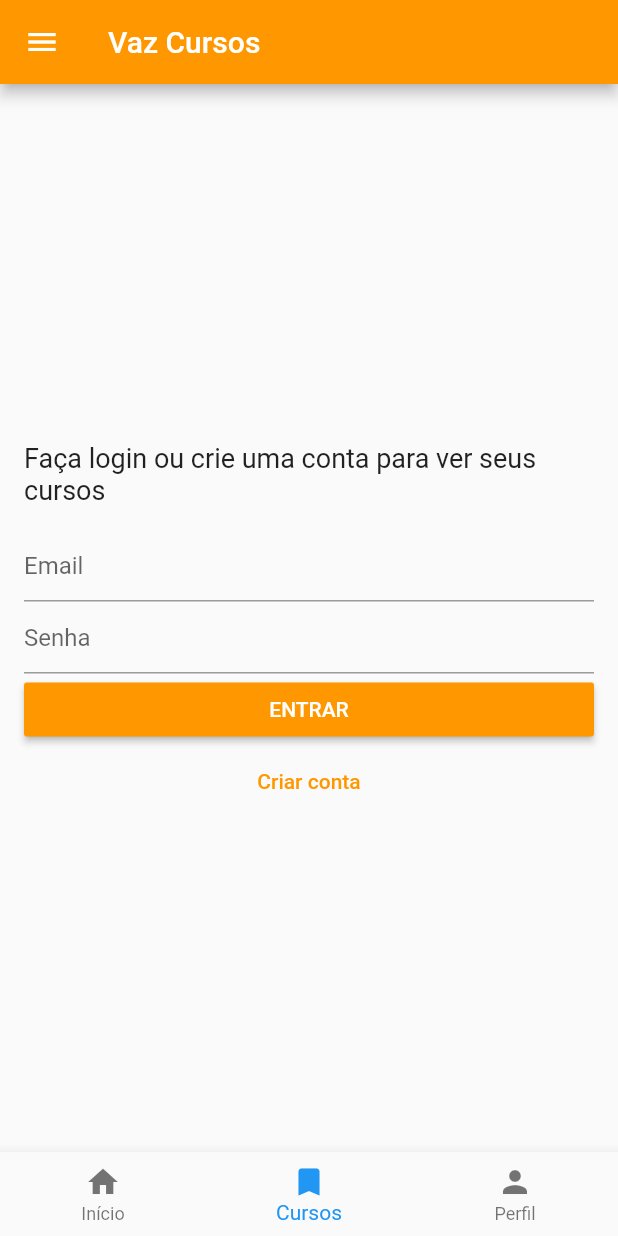
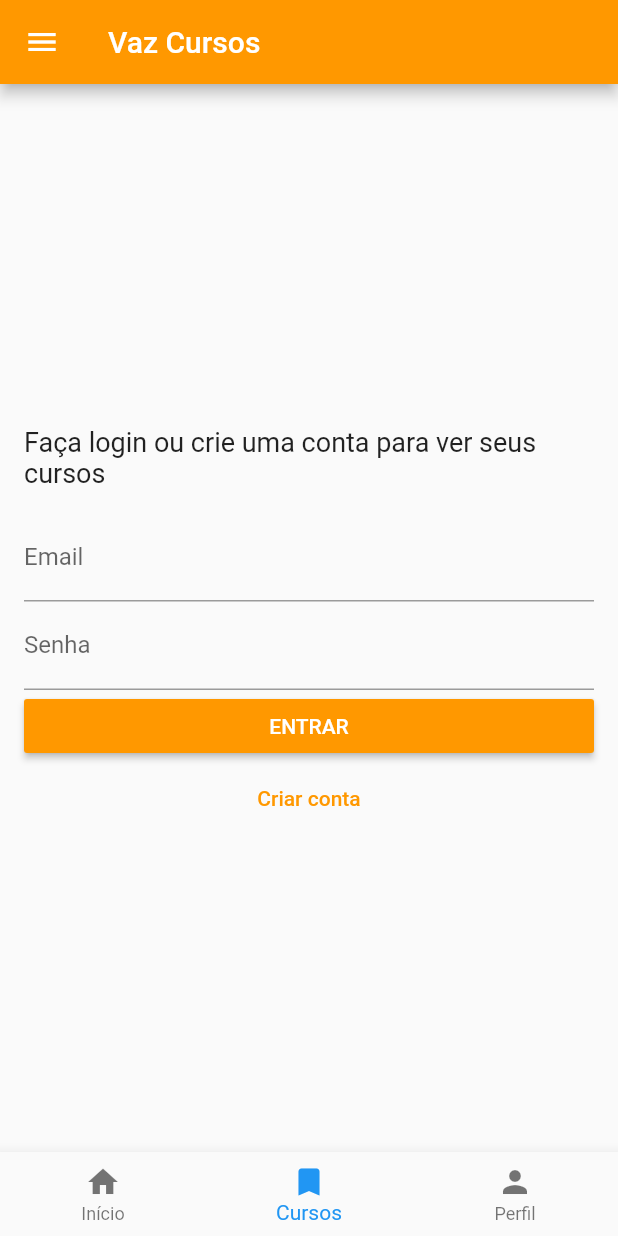
Before and after one commit to vazgabriel/vaz-cursos, a Flutter app: the screen it shows after launch, item 2 of the bottom bar chosen, on a phone screen of 412 x 824 dp. Run offline on Flutter 3.47's test engine with Material 2 defaults, Android fonts, the phone set to English and light mode, and no system bars; our stand-ins replace cached_network_image, dio, flutter_mobx, mobx, shared_preferences, youtube_player_flutter; generated files the repository leaves out were written again; network calls fail.

```diff
--- a/lib/components/auth.dart
+++ b/lib/components/auth.dart
@@ -3,6 +3,7 @@ import 'package:dio/dio.dart';
 import 'package:provider/provider.dart';
 
 import 'package:vaz_cursos/api.dart';
+import 'package:vaz_cursos/components/loading_button.dart';
 import 'package:vaz_cursos/models/auth_user.dart';
 import 'package:vaz_cursos/models/user.dart';
 import 'package:vaz_cursos/store/user.dart';
@@ -69,7 +70,7 @@ class _AuthComponentState extends State<AuthComponent> {
 
         _stopLoading();
 
-        userStore.setUser(AuthUser(token: token, user: user));
+        userStore.setAuthUser(AuthUser(token: token, user: user));
         _formKey.currentState.reset();
 
         widget.onLoginSuccess?.call();
@@ -110,23 +111,6 @@ class _AuthComponentState extends State<AuthComponent> {
       ),
     );
 
-    final loginButton = _isLoading
-        ? Center(
-            child: Padding(
-              padding: const EdgeInsets.symmetric(vertical: 8.0),
-              child: CircularProgressIndicator(),
-            ),
-          )
-        : SizedBox(
-            width: double.maxFinite,
-            child: RaisedButton(
-              color: Theme.of(context).primaryColor,
-              textColor: Colors.white,
-              onPressed: _isLoading ? null : () => _onPressed(userStore),
-              child: Text(_isLogin ? 'ENTRAR' : 'REGISTRAR'),
-            ),
-          );
-
     final formItems = [
       Padding(
         padding: const EdgeInsets.symmetric(vertical: 16.0),
@@ -139,7 +123,7 @@ class _AuthComponentState extends State<AuthComponent> {
             _name = value;
           }),
           decoration: const InputDecoration(
-            hintText: 'Nome',
+            labelText: 'Nome',
           ),
           validator: (value) {
             if (value.isEmpty) {
@@ -155,7 +139,7 @@ class _AuthComponentState extends State<AuthComponent> {
           _email = value;
         }),
         decoration: const InputDecoration(
-          hintText: 'Email',
+          labelText: 'Email',
         ),
         validator: (value) {
           if (!validateEmail(value)) {
@@ -171,7 +155,7 @@ class _AuthComponentState extends State<AuthComponent> {
           _password = value;
         }),
         decoration: const InputDecoration(
-          hintText: 'Senha',
+          labelText: 'Senha',
         ),
         validator: (value) {
           if (value.isEmpty || value.length < 6) {
@@ -185,10 +169,17 @@ class _AuthComponentState extends State<AuthComponent> {
           padding: const EdgeInsets.symmetric(vertical: 8.0),
           child: Text(
             _errorMessage,
-            style: TextStyle(color: Colors.red, fontSize: 14),
+            style: const TextStyle(color: Colors.red, fontSize: 14),
           ),
         ),
-      loginButton,
+      LoadingButton(
+        color: Theme.of(context).primaryColor,
+        textColor: Colors.white,
+        onPressed: () => _onPressed(userStore),
+        child: Text(_isLogin ? 'ENTRAR' : 'REGISTRAR'),
+        loading: _isLoading,
+        variant: ButtonVariant.Full,
+      ),
       FlatButton(
         textColor: Theme.of(context).primaryColor,
         onPressed: _isLoading
@@ -218,21 +209,16 @@ class _AuthComponentState extends State<AuthComponent> {
       );
     }
 
-    final form = widget.dialogCtx != null
-        ? ListView(
-            children: formItems,
-            shrinkWrap: true,
-          )
-        : Column(
-            mainAxisAlignment: MainAxisAlignment.center,
-            children: formItems,
-          );
+    final form = ListView(
+      children: formItems,
+      shrinkWrap: true,
+    );
 
     return Padding(
       padding: const EdgeInsets.all(16.0),
       child: Form(
         key: _formKey,
-        child: form,
+        child: widget.dialogCtx == null ? Center(child: form) : form,
       ),
     );
   }
--- /dev/null
+++ b/lib/components/loading_button.dart
@@ -0,0 +1,58 @@
+import 'package:flutter/material.dart';
+
+enum ButtonVariant {
+  Default,
+  Full,
+}
+
+class LoadingButton extends StatelessWidget {
+  const LoadingButton({
+    Key key,
+    this.color,
+    this.textColor,
+    this.loading = false,
+    this.raised = true,
+    @required this.child,
+    @required this.onPressed,
+    this.variant = ButtonVariant.Default,
+  }) : super(key: key);
+
+  final Color color;
+  final Color textColor;
+  final bool loading;
+  final bool raised;
+  final Widget child;
+  final Function onPressed;
+  final ButtonVariant variant;
+
+  @override
+  Widget build(BuildContext context) {
+    if (loading) {
+      return const Center(
+        child: const Padding(
+          padding: const EdgeInsets.symmetric(vertical: 8.0),
+          child: const CircularProgressIndicator(),
+        ),
+      );
+    }
+
+    final button = raised
+        ? RaisedButton(
+            color: color,
+            textColor: textColor,
+            onPressed: onPressed,
+            child: child)
+        : FlatButton(
+            color: color,
+            textColor: textColor,
+            onPressed: onPressed,
+            child: child);
+
+    return variant == ButtonVariant.Full
+        ? SizedBox(
+            width: double.maxFinite,
+            child: button,
+          )
+        : button;
+  }
+}
```
Also changed, not shown: lib/components/app_drawer.dart (+27 -7 lines), lib/components/dialogs/edit_password.dart (added, +146 -0 lines), lib/components/dialogs/edit_profile.dart (added, +131 -0 lines), lib/store/user.dart (+7 -1 lines), lib/store/user.g.dart.
